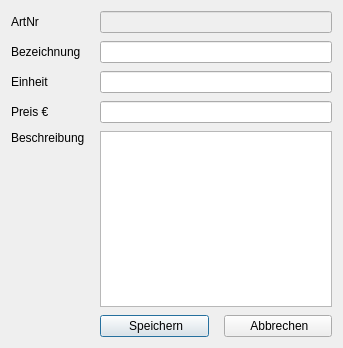
Qt form windowArticle.ui (MarcelGep/RechnungsApp) before a commit.
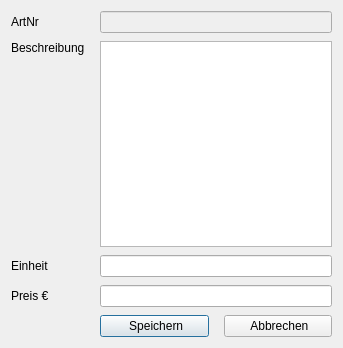
The same form after that commit. Icons and pictures are not drawn.

Patch:
```diff
--- a/windowArticle.ui
+++ b/windowArticle.ui
@@ -81,22 +81,6 @@
        </property>
       </widget>
      </item>
-     <item row="5" column="0">
-      <widget class="QLabel" name="label_36">
-       <property name="sizePolicy">
-        <sizepolicy hsizetype="Fixed" vsizetype="Preferred">
-         <horstretch>0</horstretch>
-         <verstretch>0</verstretch>
-        </sizepolicy>
-       </property>
-       <property name="text">
-        <string>Beschreibung</string>
-       </property>
-       <property name="alignment">
-        <set>Qt::AlignLeading|Qt::AlignLeft|Qt::AlignTop</set>
-       </property>
-      </widget>
-     </item>
      <item row="4" column="0">
       <widget class="QLabel" name="label_34">
        <property name="sizePolicy">
@@ -110,9 +94,9 @@
        </property>
       </widget>
      </item>
-     <item row="5" column="1" colspan="2">
-      <widget class="QTextEdit" name="ptArtDescription">
-       <property name="tabChangesFocus">
+     <item row="2" column="1" rowspan="2" colspan="2">
+      <widget class="QLineEdit" name="leArtUnit">
+       <property name="clearButtonEnabled">
         <bool>true</bool>
        </property>
       </widget>
@@ -128,33 +112,6 @@
        </property>
       </widget>
      </item>
-     <item row="1" column="0">
-      <widget class="QLabel" name="label_35">
-       <property name="sizePolicy">
-        <sizepolicy hsizetype="Fixed" vsizetype="Preferred">
-         <horstretch>0</horstretch>
-         <verstretch>0</verstretch>
-        </sizepolicy>
-       </property>
-       <property name="text">
-        <string>Bezeichnung</string>
-       </property>
-      </widget>
-     </item>
-     <item row="1" column="1" colspan="2">
-      <widget class="QLineEdit" name="leArtName">
-       <property name="clearButtonEnabled">
-        <bool>true</bool>
-       </property>
-      </widget>
-     </item>
-     <item row="2" column="1" rowspan="2" colspan="2">
-      <widget class="QLineEdit" name="leArtUnit">
-       <property name="clearButtonEnabled">
-        <bool>true</bool>
-       </property>
-      </widget>
-     </item>
      <item row="2" column="0" rowspan="2">
       <widget class="QLabel" name="label_37">
        <property name="sizePolicy">
@@ -168,6 +125,29 @@
        </property>
       </widget>
      </item>
+     <item row="1" column="0">
+      <widget class="QLabel" name="label_36">
+       <property name="sizePolicy">
+        <sizepolicy hsizetype="Fixed" vsizetype="Preferred">
+         <horstretch>0</horstretch>
+         <verstretch>0</verstretch>
+        </sizepolicy>
+       </property>
+       <property name="text">
+        <string>Beschreibung</string>
+       </property>
+       <property name="alignment">
+        <set>Qt::AlignLeading|Qt::AlignLeft|Qt::AlignTop</set>
+       </property>
+      </widget>
+     </item>
+     <item row="1" column="1" colspan="2">
+      <widget class="QTextEdit" name="ptArtDescription">
+       <property name="tabChangesFocus">
+        <bool>true</bool>
+       </property>
+      </widget>
+     </item>
     </layout>
    </item>
   </layout>
```
Left out of the diff: 28 changed lines with no effect on the pictures.
